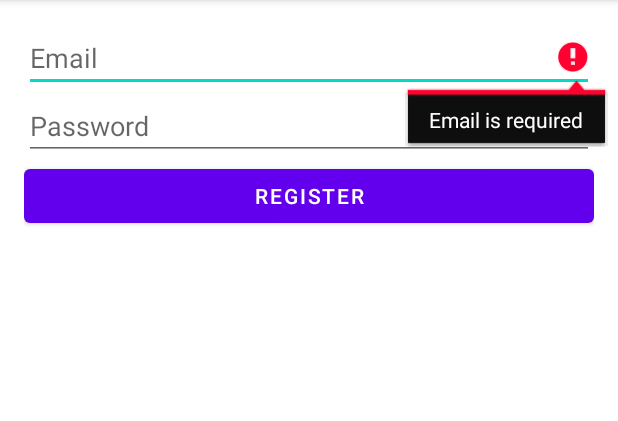
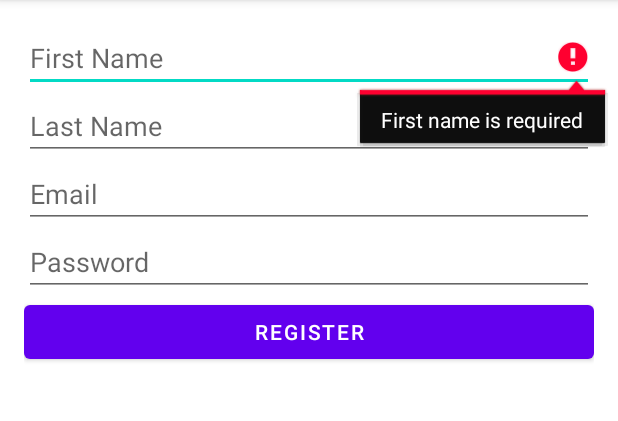
Before and after one commit to usr-0123/Mobile, an Android app: the SignUpActivity screen opened directly, with no data from a screen before it, after a tap on "REGISTER", on a phone screen of 412 x 824 dp, the part 84-505 px from its top. Run offline under Robolectric (Android 15) with nearby library versions, the phone set to English and light mode, and no system bars; our stand-ins replace Firebase (no records; nobody signed in at launch, a user with empty details on screens opened directly).

Commit message:
Register user details including first name and last name.

```diff
--- a/app/src/main/java/com/example/projo/models/User.java
+++ b/app/src/main/java/com/example/projo/models/User.java
@@ -1,6 +1,10 @@
 package com.example.projo.models;
 
+// This model is used when doing registration of new user.
+
 public class User {
+    public String firstName;
+    public String lastName;
     public String email;
     public String userId;
 
@@ -8,7 +12,9 @@ public class User {
         // Default constructor required for calls to DataSnapshot.getValue(User.class)
     }
 
-    public User(String email, String userId) {
+    public User(String firstName, String lastName, String email, String userId) {
+        this.firstName = firstName;
+        this.lastName = lastName;
         this.email = email;
         this.userId = userId;
     }
--- a/app/src/main/java/com/example/projo/pages/SignUpActivity.java
+++ b/app/src/main/java/com/example/projo/pages/SignUpActivity.java
@@ -22,7 +22,7 @@ import com.google.firebase.database.FirebaseDatabase;
 
 public class SignUpActivity extends AppCompatActivity {
 
-    private EditText emailEditText, passwordEditText;
+    private EditText firstNameEditText, lastnameEditText, emailEditText, passwordEditText;
     private FirebaseAuth mAuth;
     private DatabaseReference mDatabase;
 
@@ -31,6 +31,8 @@ public class SignUpActivity extends AppCompatActivity {
         super.onCreate(savedInstanceState);
         setContentView(R.layout.activity_sign_up);
 
+        firstNameEditText = findViewById(R.id.firstNameEditText);
+        lastnameEditText = findViewById(R.id.lastNameEditText);
         emailEditText = findViewById(R.id.emailEditText);
         passwordEditText = findViewById(R.id.passwordEditText);
         Button registerButton = findViewById(R.id.registerButton);
@@ -47,8 +49,20 @@ public class SignUpActivity extends AppCompatActivity {
     }
 
     private void registerUser() {
+        String firstName = firstNameEditText.getText().toString().trim();
+        String lastName = lastnameEditText.getText().toString().trim();
         String email = emailEditText.getText().toString().trim();
         String password = passwordEditText.getText().toString().trim();
+
+        if (TextUtils.isEmpty(firstName)) {
+            firstNameEditText.setError("First name is required");
+            return;
+        }
+
+        if (TextUtils.isEmpty(lastName)) {
+            lastnameEditText.setError("Last name is required");
+            return;
+        }
 
         if (TextUtils.isEmpty(email)) {
             emailEditText.setError("Email is required");
@@ -65,13 +79,13 @@ public class SignUpActivity extends AppCompatActivity {
             return;
         }
 
-        mAuth.createUserWithEmailAndPassword(email, password)
+        mAuth.createUserWithEmailAndPassword( email, password)
                 .addOnCompleteListener(this, new OnCompleteListener<AuthResult>() {
                     @Override
                     public void onComplete(@NonNull Task<AuthResult> task) {
                         if (task.isSuccessful()) {
                             String userId = mAuth.getCurrentUser().getUid();
-                            User user = new User(email, userId);
+                            User user = new User(firstName, lastName, email, userId);
                             mDatabase.child("users").child(userId).setValue(user)
                                     .addOnCompleteListener(new OnCompleteListener<Void>() {
                                         @Override
--- a/app/src/main/res/layout/activity_sign_up.xml
+++ b/app/src/main/res/layout/activity_sign_up.xml
@@ -6,6 +6,22 @@
     android:layout_height="match_parent"
     android:orientation="vertical"
     android:padding="16dp">
+
+    <EditText
+        android:id="@+id/firstNameEditText"
+        android:layout_width="match_parent"
+        android:layout_height="wrap_content"
+        android:autofillHints="Email"
+        android:hint="@string/first_name"
+        android:inputType="text" />
+
+    <EditText
+        android:id="@+id/lastNameEditText"
+        android:layout_width="match_parent"
+        android:layout_height="wrap_content"
+        android:autofillHints="Password"
+        android:hint="@string/last_name"
+        android:inputType="text" />
 
     <EditText
         android:id="@+id/emailEditText"
--- a/app/src/main/res/values/strings.xml
+++ b/app/src/main/res/values/strings.xml
@@ -35,4 +35,6 @@
     <string name="report_title">Report Title</string>
     <string name="user_email">User Email</string>
     <string name="image_view">Image view</string>
+    <string name="first_name">First Name</string>
+    <string name="last_name">Last Name</string>
 </resources>
```
